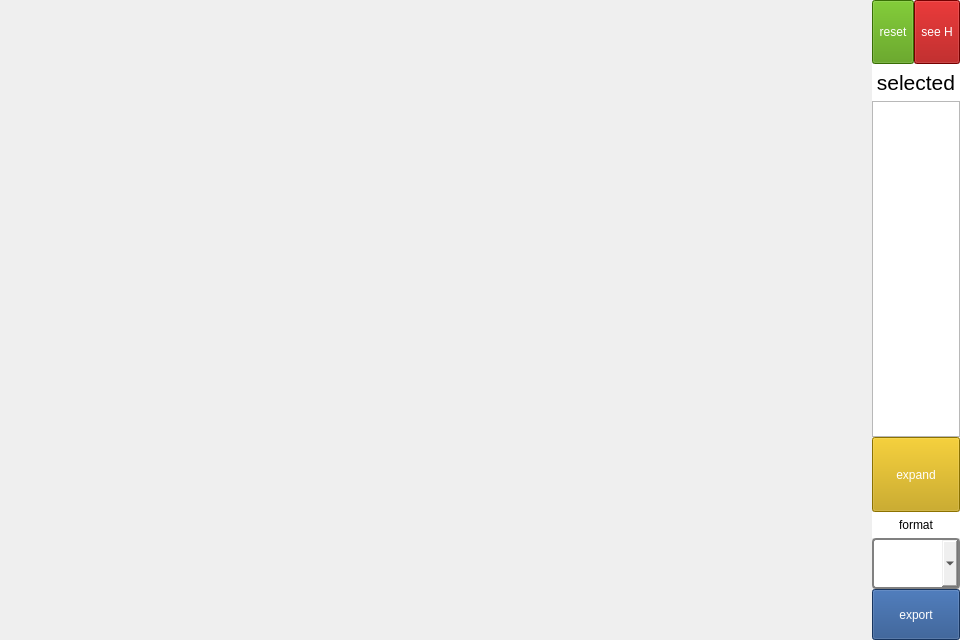
Old version of the form app/ui/view2d_widget.ui in the repository xuguodong1999/COCR.
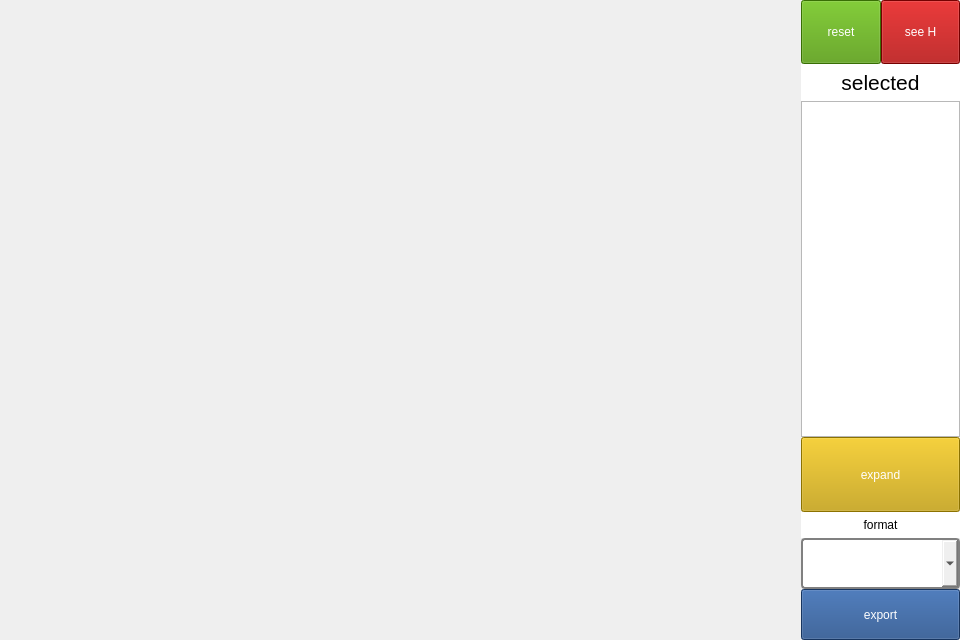
New version of the form.

Diff of the .ui file:
```diff
--- a/app/ui/view2d_widget.ui
+++ b/app/ui/view2d_widget.ui
@@ -13,7 +13,7 @@
         <property name="windowTitle">
             <string>2D Viewer</string>
         </property>
-        <layout class="QHBoxLayout" name="horizontalLayout_2" stretch="200,2,10">
+        <layout class="QHBoxLayout" name="horizontalLayout_2" stretch="200,2,40">
             <property name="spacing">
                 <number>0</number>
             </property>
```
